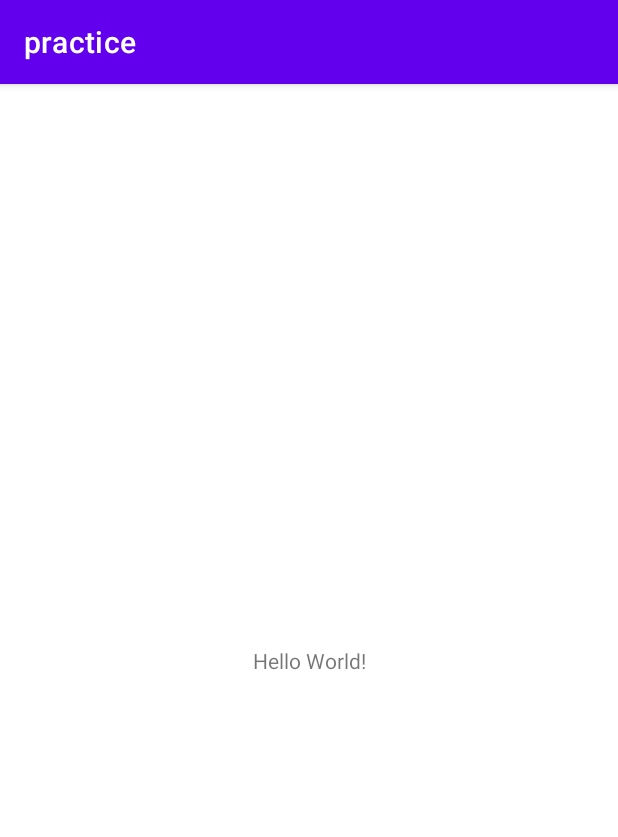
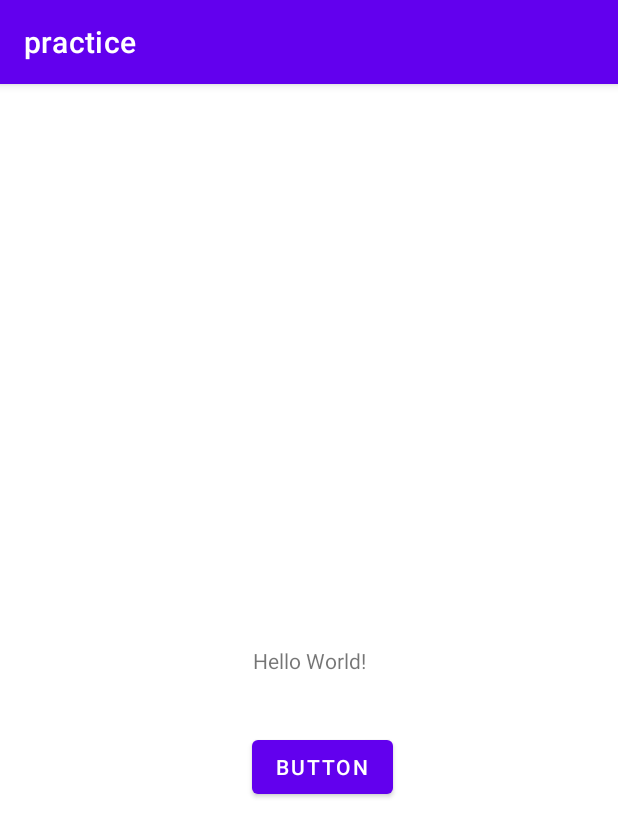
Before and after one commit to nospace1/kotlin_learn, an Android app: the screen it shows after launch (MainActivity), on a phone screen of 412 x 824 dp. Shown: the top 837 px of the screen. Run offline under Robolectric (Android 15) with nearby library versions, the phone set to English and light mode, and no system bars.

```diff
--- a/app/build.gradle
+++ b/app/build.gradle
@@ -1,6 +1,7 @@
 plugins {
     id 'com.android.application'
     id 'kotlin-android'
+    id 'kotlin-android-extensions'
 }
 
 android {
--- a/app/src/main/java/com/example/practice/MainActivity.kt
+++ b/app/src/main/java/com/example/practice/MainActivity.kt
@@ -2,10 +2,26 @@ package com.example.practice
 
 import androidx.appcompat.app.AppCompatActivity
 import android.os.Bundle
+import android.view.View
+import kotlinx.android.synthetic.main.activity_main.*
 
 class MainActivity : AppCompatActivity() {
     override fun onCreate(savedInstanceState: Bundle?) {
         super.onCreate(savedInstanceState)
         setContentView(R.layout.activity_main)
+
+        button.setOnClickListener (object : View.OnClickListener{
+            override fun onClick(v: View?) {
+                // to do
+            }
+
+        })
+
+        // 1. kotlin interface가 아닌 자바 인터페이스여야 한다.
+        // 2. 그 인터페이스는 딱 하나의 메소드를 가져야 한다.
+
+        button.setOnClickListener {
+            // to do
+        }
     }
 }
--- a/app/src/main/res/layout/activity_main.xml
+++ b/app/src/main/res/layout/activity_main.xml
@@ -7,6 +7,7 @@
     tools:context=".MainActivity">
 
     <TextView
+        android:id="@+id/textView"
         android:layout_width="wrap_content"
         android:layout_height="wrap_content"
         android:text="Hello World!"
@@ -15,4 +16,18 @@
         app:layout_constraintRight_toRightOf="parent"
         app:layout_constraintTop_toTopOf="parent" />
 
+    <Button
+        android:id="@+id/button"
+        android:layout_width="wrap_content"
+        android:layout_height="wrap_content"
+        android:layout_marginStart="168dp"
+        android:layout_marginLeft="168dp"
+        android:layout_marginTop="37dp"
+        android:layout_marginEnd="150dp"
+        android:layout_marginRight="150dp"
+        android:text="Button"
+        app:layout_constraintEnd_toEndOf="parent"
+        app:layout_constraintStart_toStartOf="parent"
+        app:layout_constraintTop_toBottomOf="@+id/textView" />
+
 </androidx.constraintlayout.widget.ConstraintLayout>
```
Also changed, not shown: app/src/main/java/com/example/practice/dataclass.kt (added, +16 -0 lines), app/src/main/java/com/example/practice/middle.kt (added, +61 -0 lines).
